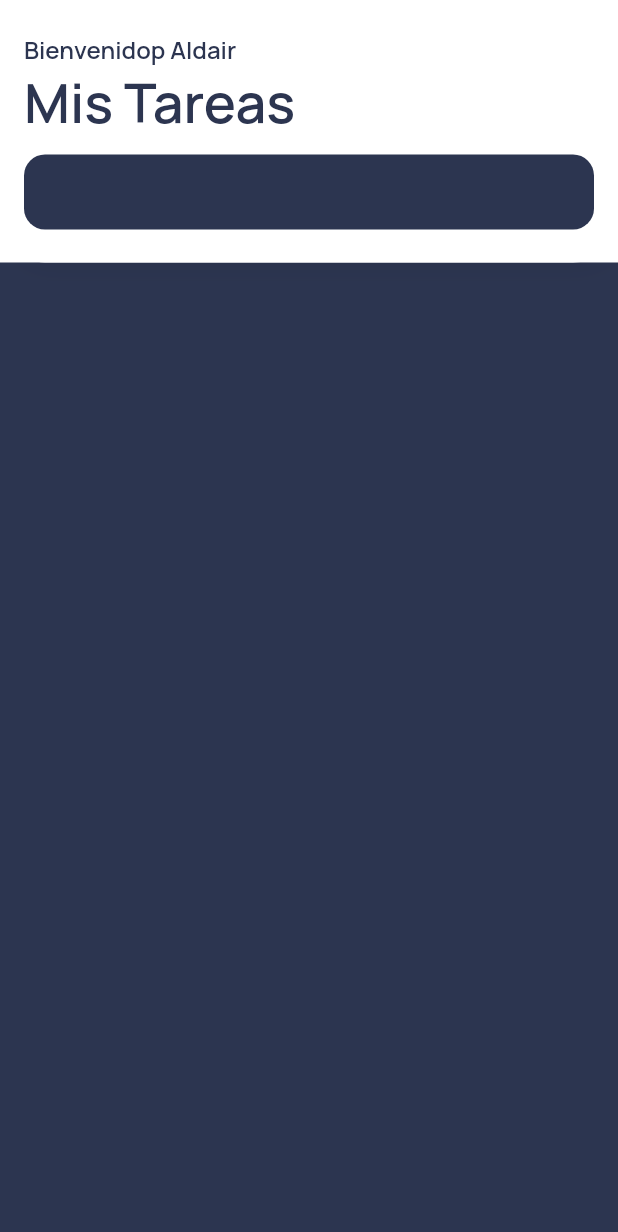
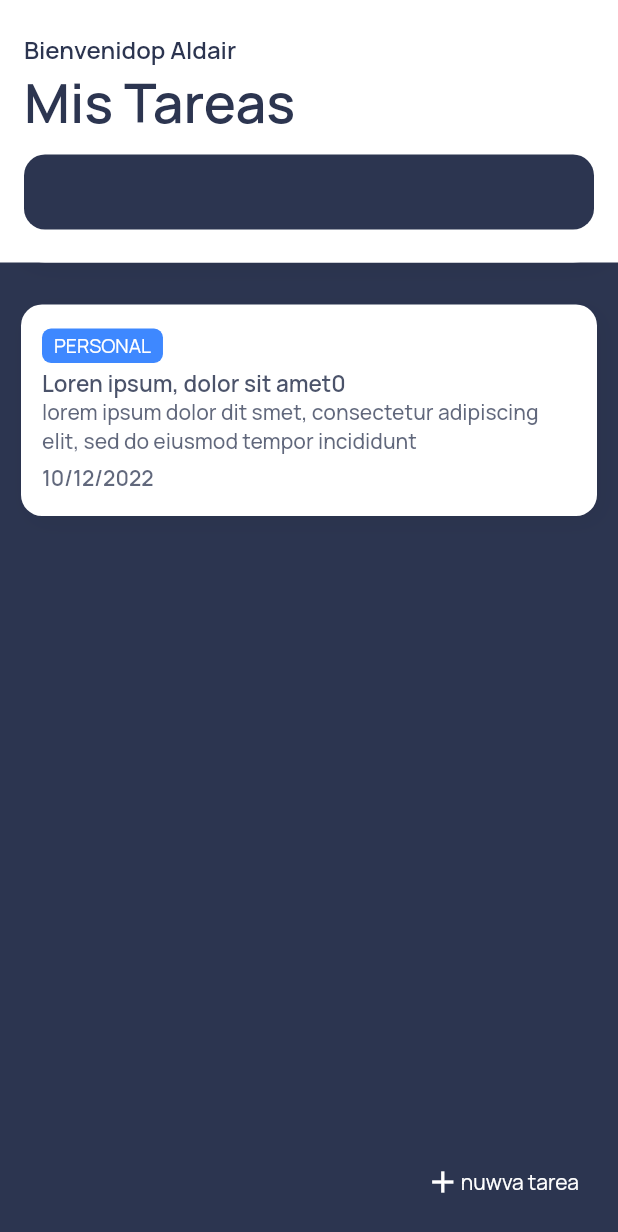
Before and after one commit to Aldairtunq/tasks, a Flutter app: the screen it shows after launch, on a phone screen of 412 x 824 dp. Shown: the top 1232 px of the screen. Run offline on Flutter 3.47's test engine with Material 2 defaults, Android fonts, the phone set to English and light mode, and no system bars; our stand-ins replace cloud_firestore, firebase_core, google_fonts; missing offline and left inert: dart:html; accounts and stored records are empty.

Commit message:
video 12 completo

```diff
--- a/lib/pages/home_page.dart
+++ b/lib/pages/home_page.dart
@@ -14,6 +14,30 @@ class HomePage extends StatelessWidget {
   Widget build(BuildContext context) {
     return Scaffold(
         backgroundColor: kBrandSecondaryColor,
+        floatingActionButton: InkWell(
+          onTap: () {},
+          borderRadius: BorderRadius.circular(14.0),
+          child: Container(
+            padding:
+                const EdgeInsets.symmetric(horizontal: 10.0, vertical: 8.0),
+            decoration: BoxDecoration(
+                color: kBrandPrimaryColor,
+                borderRadius: BorderRadius.circular(14.0)),
+            child: Row(
+              mainAxisSize: MainAxisSize.min,
+              children: const [
+                Icon(
+                  Icons.add,
+                  color: Colors.white,
+                ),
+                Text(
+                  "nuwva tarea",
+                  style: TextStyle(color: Colors.white),
+                )
+              ],
+            ),
+          ),
+        ),
         body: SingleChildScrollView(
           child: Column(
             children: [
@@ -60,6 +84,82 @@ class HomePage extends StatelessWidget {
                       ]),
                 ),
               ),
+              Padding(
+                padding: EdgeInsets.all(14),
+                child: Column(
+                  crossAxisAlignment: CrossAxisAlignment.start,
+                  children: [
+                    Text(
+                      " todas mis tareas",
+                      style: TextStyle(
+                        fontSize: 10.0,
+                        fontWeight: FontWeight.w600,
+                        color: kBrandPrimaryColor.withOpacity(0.85),
+                      ),
+                    ),
+                    Container(
+                      padding: const EdgeInsets.symmetric(
+                          horizontal: 14.0, vertical: 16.0),
+                      decoration: BoxDecoration(
+                        color: Colors.white,
+                        borderRadius: BorderRadius.circular(14.0),
+                        boxShadow: [
+                          BoxShadow(
+                            color: Colors.black.withOpacity(0.05),
+                            offset: const Offset(4, 4),
+                            blurRadius: 12.0,
+                          )
+                        ],
+                      ),
+                      child: Column(
+                        crossAxisAlignment: CrossAxisAlignment.start,
+                        children: [
+                          Container(
+                            padding: const EdgeInsets.symmetric(
+                                horizontal: 8.0, vertical: 2.5),
+                            decoration: BoxDecoration(
+                                color: Color(0xff3E88FF),
+                                borderRadius: BorderRadius.circular(6.0)),
+                            child: Text(
+                              "PERSONAL",
+                              style: TextStyle(
+                                color: Colors.white,
+                                fontSize: 13.0,
+                              ),
+                            ),
+                          ),
+                          divider3(),
+                          Text(
+                            "Loren ipsum, dolor sit amet0",
+                            style: TextStyle(
+                              fontSize: 15.0,
+                              fontWeight: FontWeight.w600,
+                              color: kBrandPrimaryColor.withOpacity(0.85),
+                            ),
+                          ),
+                          Text(
+                            "lorem ipsum dolor dit smet, consectetur adipiscing elit, sed do eiusmod tempor incididunt",
+                            style: TextStyle(
+                              fontSize: 14.0,
+                              fontWeight: FontWeight.w500,
+                              color: kBrandPrimaryColor.withOpacity(0.75),
+                            ),
+                          ),
+                          divider6(),
+                          Text(
+                            "10/12/2022",
+                            style: TextStyle(
+                              fontSize: 14.0,
+                              fontWeight: FontWeight.w600,
+                              color: kBrandPrimaryColor.withOpacity(0.75),
+                            ),
+                          ),
+                        ],
+                      ),
+                    )
+                  ],
+                ),
+              ),
             ],
           ),
         )
```
